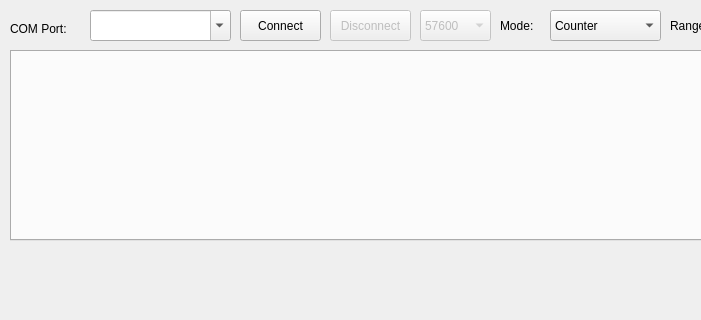
ahp-electronics/xc-gui, file mainwindow.ui: the form before one commit; both pictures show x 0 to 701 and y 0 to 320 of the 897 by 600 pixel window.
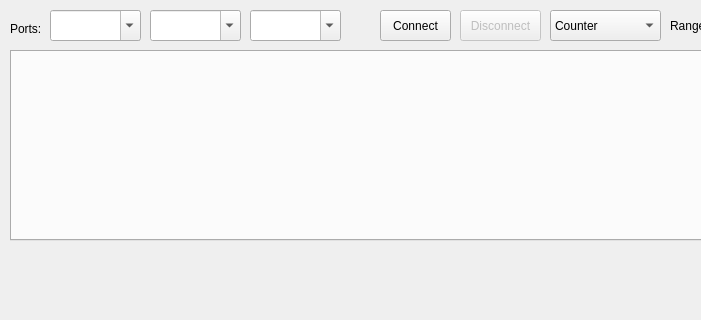
The form after the commit.

Commit message: Added phase/magnitude in counter mode

Patch:
```diff
--- a/mainwindow.ui
+++ b/mainwindow.ui
@@ -17,9 +17,9 @@
    <widget class="QComboBox" name="ComPort">
     <property name="geometry">
      <rect>
-      <x>90</x>
+      <x>50</x>
       <y>10</y>
-      <width>141</width>
+      <width>91</width>
       <height>31</height>
      </rect>
     </property>
@@ -32,20 +32,20 @@
      <rect>
       <x>10</x>
       <y>20</y>
-      <width>71</width>
+      <width>41</width>
       <height>17</height>
      </rect>
     </property>
     <property name="text">
-     <string>COM Port:</string>
+     <string>Ports:</string>
     </property>
    </widget>
    <widget class="QPushButton" name="Connect">
     <property name="geometry">
      <rect>
-      <x>240</x>
+      <x>380</x>
       <y>10</y>
-      <width>81</width>
+      <width>71</width>
       <height>31</height>
      </rect>
     </property>
@@ -59,7 +59,7 @@
     </property>
     <property name="geometry">
      <rect>
-      <x>330</x>
+      <x>460</x>
       <y>10</y>
       <width>81</width>
       <height>31</height>
@@ -112,19 +112,6 @@
      </property>
     </item>
    </widget>
-   <widget class="QLabel" name="label_2">
-    <property name="geometry">
-     <rect>
-      <x>500</x>
-      <y>10</y>
-      <width>51</width>
-      <height>31</height>
-     </rect>
-    </property>
-    <property name="text">
-     <string>Mode:</string>
-    </property>
-   </widget>
    <widget class="QLabel" name="label_3">
     <property name="geometry">
      <rect>
@@ -154,34 +141,6 @@
      <number>15</number>
     </property>
    </widget>
-   <widget class="QComboBox" name="BaudRate">
-    <property name="enabled">
-     <bool>false</bool>
-    </property>
-    <property name="geometry">
-     <rect>
-      <x>420</x>
-      <y>10</y>
-      <width>71</width>
-      <height>31</height>
-     </rect>
-    </property>
-    <item>
-     <property name="text">
-      <string>57600</string>
-     </property>
-    </item>
-    <item>
-     <property name="text">
-      <string>115200</string>
-     </property>
-    </item>
-    <item>
-     <property name="text">
-      <string>230400</string>
-     </property>
-    </item>
-   </widget>
    <widget class="QLabel" name="label_4">
     <property name="geometry">
      <rect>
@@ -214,6 +173,32 @@
      <number>120</number>
     </property>
    </widget>
+   <widget class="QComboBox" name="MotorPort">
+    <property name="geometry">
+     <rect>
+      <x>150</x>
+      <y>10</y>
+      <width>91</width>
+      <height>31</height>
+     </rect>
+    </property>
+    <property name="editable">
+     <bool>true</bool>
+    </property>
+   </widget>
+   <widget class="QComboBox" name="ComPort_3">
+    <property name="geometry">
+     <rect>
+      <x>250</x>
+      <y>10</y>
+      <width>91</width>
+      <height>31</height>
+     </rect>
+    </property>
+    <property name="editable">
+     <bool>true</bool>
+    </property>
+   </widget>
   </widget>
   <widget class="QMenuBar" name="menubar">
    <property name="geometry">
```
Left out of the diff: 2 changed lines with no effect on the pictures. The commit also changes 7 other files.
